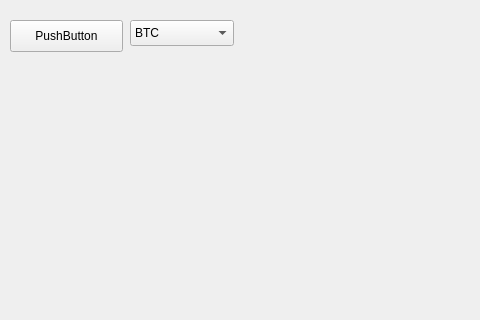
Before: the Qt Designer form main.ui in pjt3591oo/qt_candle_chart, drawn with Qt 5; both pictures show x 0 to 480 and y 0 to 320 of the 1085 by 940 pixel window.
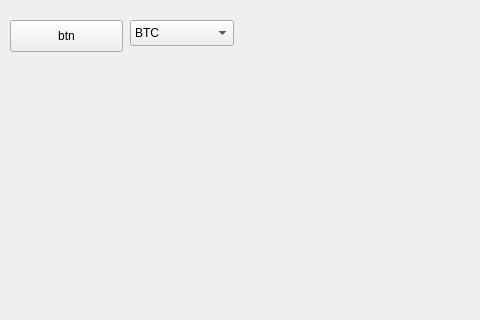
After: the same form once the commit is applied.

```diff
--- a/main.ui
+++ b/main.ui
@@ -24,7 +24,7 @@
      </rect>
     </property>
     <property name="text">
-     <string>PushButton</string>
+     <string>btn</string>
     </property>
    </widget>
    <widget class="QComboBox" name="comboBox">
```
Left out of the diff: 2 changed lines with no effect on the pictures.
